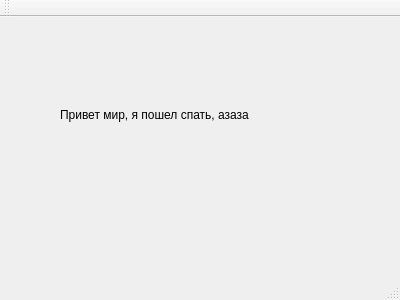
The window that mainwindow.ui (SEScreen/Client) describes before a commit, drawn with Qt 5.
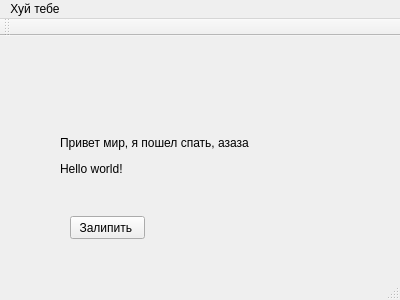
The same window after the commit.

Patch:
```diff
--- a/mainwindow.ui
+++ b/mainwindow.ui
@@ -20,11 +20,24 @@
       <x>60</x>
       <y>90</y>
       <width>261</width>
-      <height>16</height>
+      <height>61</height>
      </rect>
     </property>
     <property name="text">
-     <string>&lt;html&gt;&lt;head/&gt;&lt;body&gt;&lt;p&gt;Привет мир, я пошел спать, азаза&lt;/p&gt;&lt;/body&gt;&lt;/html&gt;</string>
+     <string>&lt;html&gt;&lt;head/&gt;&lt;body&gt;&lt;p&gt;Привет мир, я пошел спать, азаза&lt;/p&gt;&lt;p&gt;Hello world!&lt;/p&gt;&lt;/body&gt;&lt;/html&gt;</string>
+    </property>
+   </widget>
+   <widget class="QPushButton" name="pushButton">
+    <property name="geometry">
+     <rect>
+      <x>70</x>
+      <y>180</y>
+      <width>75</width>
+      <height>23</height>
+     </rect>
+    </property>
+    <property name="text">
+     <string>Залипить </string>
     </property>
    </widget>
   </widget>
@@ -34,9 +47,20 @@
      <x>0</x>
      <y>0</y>
      <width>400</width>
-     <height>19</height>
+     <height>21</height>
     </rect>
    </property>
+   <widget class="QMenu" name="menu">
+    <property name="title">
+     <string>Хуй тебе</string>
+    </property>
+    <addaction name="action"/>
+    <addaction name="action_2"/>
+    <addaction name="action_3"/>
+    <addaction name="action_4"/>
+    <addaction name="action_5"/>
+   </widget>
+   <addaction name="menu"/>
   </widget>
   <widget class="QToolBar" name="mainToolBar">
    <attribute name="toolBarArea">
```
Left out of the diff: 25 changed lines with no effect on the pictures.
